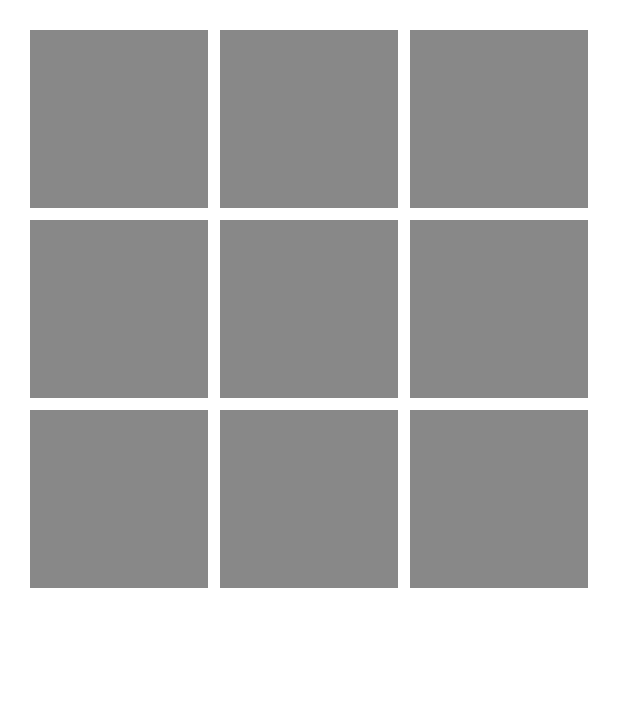
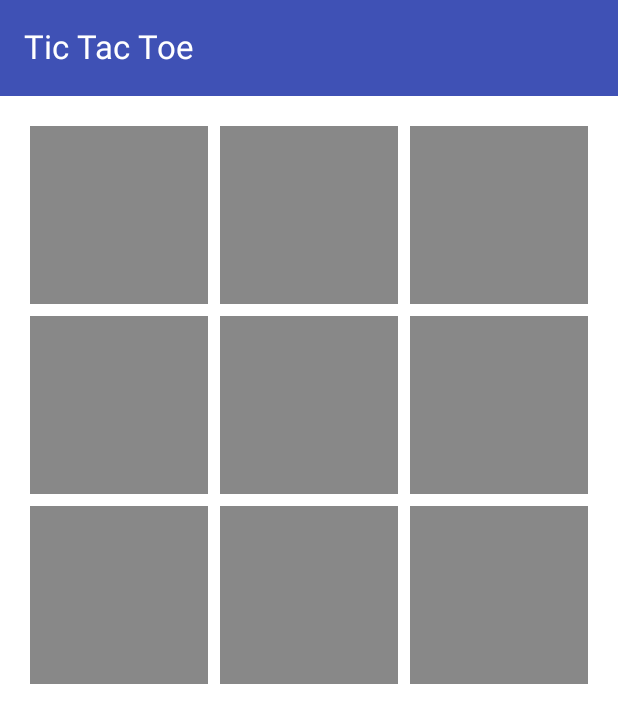
Before and after one commit to williamowen65/TicTacToe, an Android app built with Jetpack Compose: the screen it shows after launch (MainActivity), on a phone screen of 412 x 824 dp. Shown: the top 723 px of the screen. Run offline under Robolectric (Android 15) with nearby library versions, the phone set to English and light mode, and no system bars.

Commit message:
Added a top bar header

```diff
--- a/app/src/main/java/com/example/tictactoe/MainActivity.kt
+++ b/app/src/main/java/com/example/tictactoe/MainActivity.kt
@@ -13,9 +13,12 @@ import androidx.compose.foundation.layout.fillMaxSize
 import androidx.compose.foundation.layout.offset
 import androidx.compose.foundation.layout.padding
 import androidx.compose.foundation.layout.size
+import androidx.compose.material3.ExperimentalMaterial3Api
 import androidx.compose.material3.Scaffold
 import androidx.compose.material3.Text
 import androidx.compose.material3.Shapes
+import androidx.compose.material3.TopAppBar
+import androidx.compose.material3.TopAppBarDefaults
 import androidx.compose.runtime.Composable
 import androidx.compose.ui.Alignment
 import androidx.compose.ui.Modifier
@@ -23,6 +26,7 @@ import androidx.compose.ui.graphics.Color
 import androidx.compose.ui.graphics.RectangleShape
 import androidx.compose.ui.tooling.preview.Preview
 import androidx.compose.ui.unit.dp
+import androidx.compose.ui.unit.sp
 import com.example.tictactoe.ui.theme.TicTacToeTheme
 
 class MainActivity : ComponentActivity() {
@@ -31,13 +35,40 @@ class MainActivity : ComponentActivity() {
         enableEdgeToEdge()
         setContent {
             TicTacToeTheme {
-                Scaffold(modifier = Modifier.fillMaxSize()) { innerPadding ->
-                    Greeting(
-                        name = "Android",
-                        modifier = Modifier.padding(innerPadding)
+                TicTacToeApp()
+            }
+        }
+    }
+}
+
+
+@OptIn(ExperimentalMaterial3Api::class)
+@Composable
+fun TicTacToeApp() {
+    Scaffold(
+        topBar = {
+            TopAppBar(
+                title = {
+                    Text(
+                        text = "Tic Tac Toe",
+                        fontSize = 22.sp
                     )
-                }
-            }
+                },
+                colors = TopAppBarDefaults.topAppBarColors(
+                    containerColor = Color(0xFF3F51B5),
+                    titleContentColor = Color.White
+                )
+
+            )
+        },
+        modifier = Modifier.fillMaxSize()
+    ) { innerPadding ->
+        Column(
+            modifier = Modifier
+                .padding(innerPadding)
+                .fillMaxSize()
+        ) {
+            TicTacToeBoard(modifier = Modifier.fillMaxSize())
         }
     }
 }
@@ -98,10 +129,6 @@ fun Greeting(name: String, modifier: Modifier = Modifier) {
 @Composable
 fun GreetingPreview() {
     TicTacToeTheme {
-        Scaffold(modifier = Modifier.fillMaxSize()) { innerPadding ->
-            Greeting(
-                name = "Android",
-                modifier = Modifier.padding(innerPadding))
-        }
+        TicTacToeApp()
     }
 }
```
